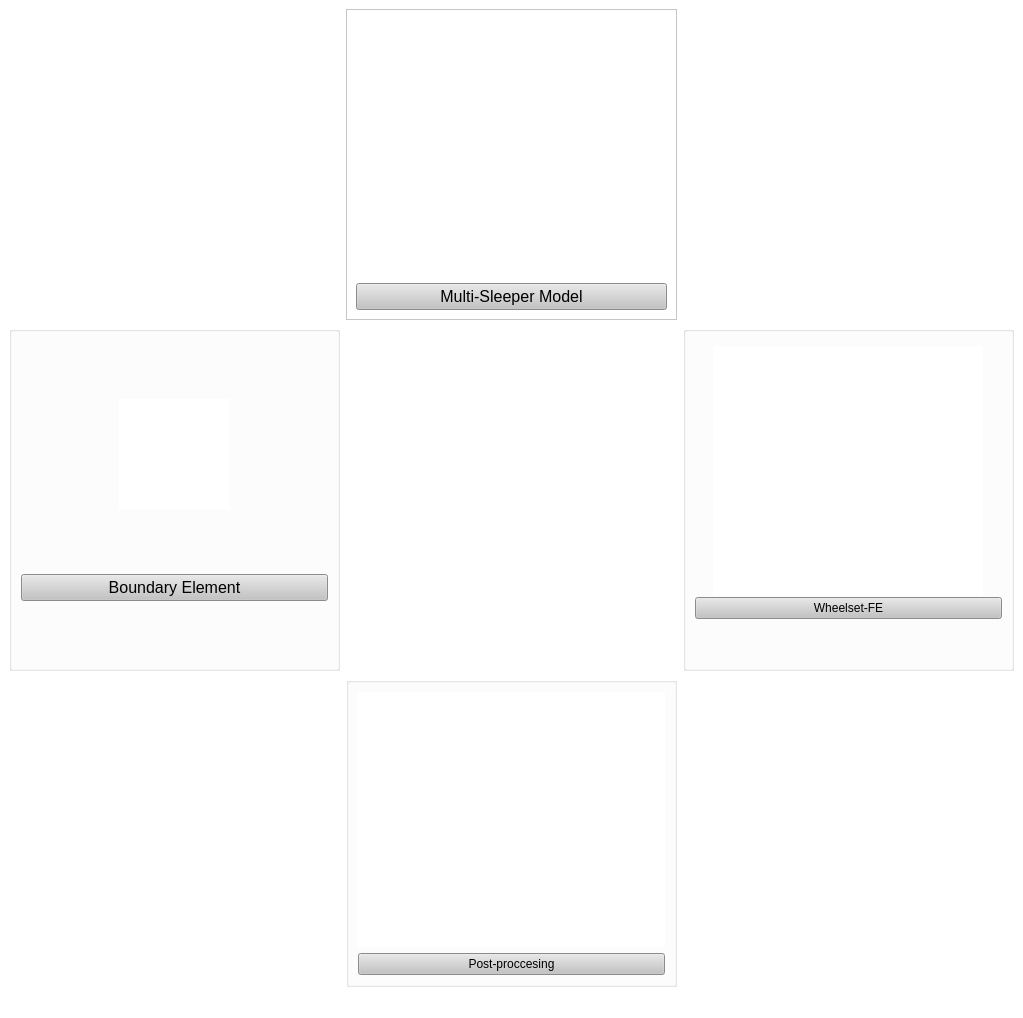
Above: toolboxlauncher/topnoiselauncher.ui from cdrias-empa/ToPNoise before the change. Below: the same form after it.
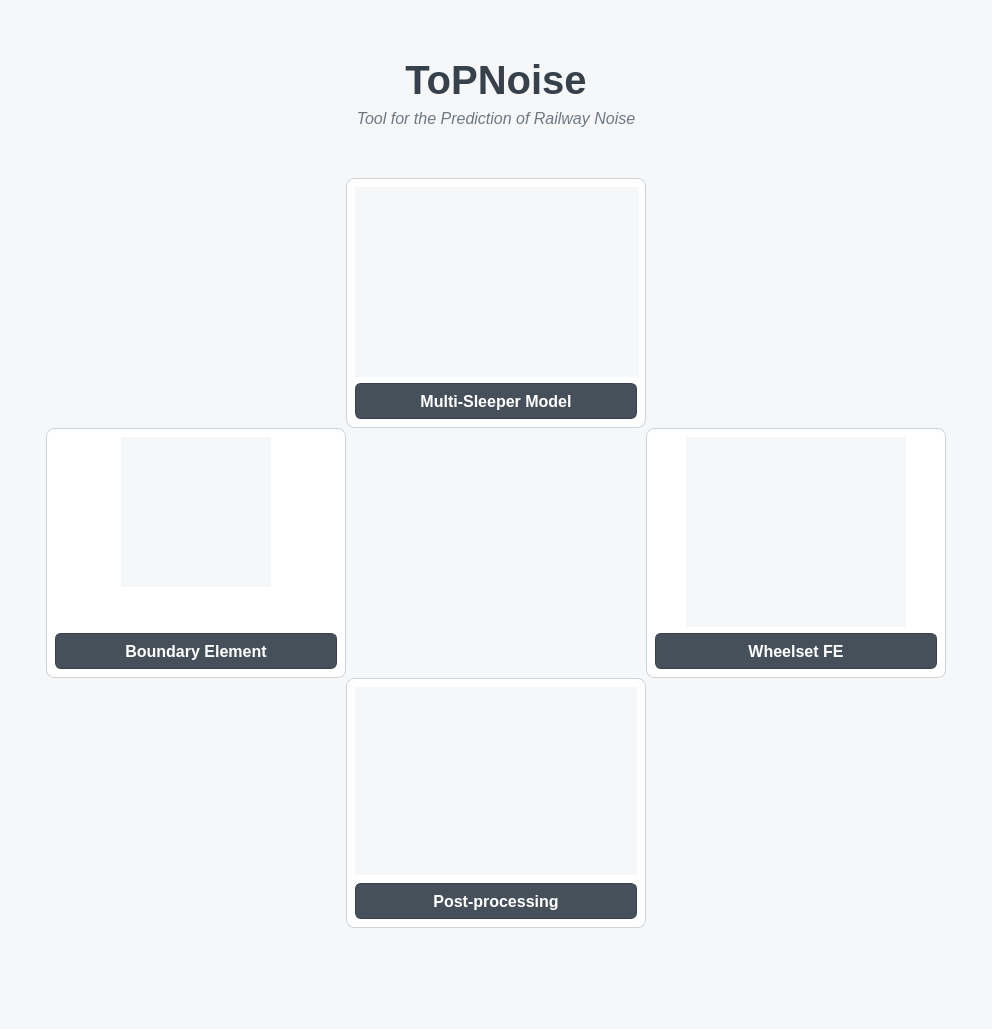
That is the form after the change. Icons and pictures are not drawn.

```diff
--- a/toolboxlauncher/topnoiselauncher.ui
+++ b/toolboxlauncher/topnoiselauncher.ui
@@ -6,8 +6,8 @@
    <rect>
     <x>0</x>
     <y>0</y>
-    <width>1023</width>
-    <height>1018</height>
+    <width>992</width>
+    <height>1029</height>
    </rect>
   </property>
   <property name="palette">
@@ -111,18 +111,179 @@
    <string notr="true">background-color: rgb(255, 255, 255);</string>
   </property>
   <widget class="QWidget" name="centralwidget">
-   <layout class="QGridLayout" name="gridLayout">
-    <item row="0" column="1">
+   <property name="styleSheet">
+    <string notr="true">background-color: rgb(245, 247, 249);</string>
+   </property>
+   <layout class="QVBoxLayout" name="verticalLayout_5" stretch="1,0,0,0,1">
+    <item>
+     <spacer name="verticalSpacer_5">
+      <property name="orientation">
+       <enum>Qt::Vertical</enum>
+      </property>
+      <property name="sizeHint" stdset="0">
+       <size>
+        <width>20</width>
+        <height>40</height>
+       </size>
+      </property>
+     </spacer>
+    </item>
+    <item>
+     <widget class="QLabel" name="titleLabel">
+      <property name="sizePolicy">
+       <sizepolicy hsizetype="Preferred" vsizetype="Fixed">
+        <horstretch>0</horstretch>
+        <verstretch>0</verstretch>
+       </sizepolicy>
+      </property>
+      <property name="font">
+       <font>
+        <pointsize>30</pointsize>
+        <weight>75</weight>
+        <bold>true</bold>
+       </font>
+      </property>
+      <property name="styleSheet">
+       <string notr="true">color: rgb(55, 65, 75);</string>
+      </property>
+      <property name="text">
+       <string>ToPNoise</string>
+      </property>
+      <property name="alignment">
+       <set>Qt::AlignCenter</set>
+      </property>
+     </widget>
+    </item>
+    <item>
+     <widget class="QLabel" name="subtitleLabel">
+      <property name="sizePolicy">
+       <sizepolicy hsizetype="Preferred" vsizetype="Fixed">
+        <horstretch>0</horstretch>
+        <verstretch>0</verstretch>
+       </sizepolicy>
+      </property>
+      <property name="font">
+       <font>
+        <pointsize>12</pointsize>
+        <italic>true</italic>
+       </font>
+      </property>
+      <property name="styleSheet">
+       <string notr="true">color: rgb(110, 120, 130);</string>
+      </property>
+      <property name="text">
+       <string>Tool for the Prediction of Railway Noise</string>
+      </property>
+      <property name="alignment">
+       <set>Qt::AlignCenter</set>
+      </property>
+     </widget>
+    </item>
+    <item>
+     <layout class="QVBoxLayout" name="verticalLayout_4">
+      <property name="spacing">
+       <number>0</number>
+      </property>
+      <property name="leftMargin">
+       <number>24</number>
+      </property>
+      <property name="topMargin">
+       <number>24</number>
+      </property>
+      <property name="rightMargin">
+       <number>24</number>
+      </property>
+      <property name="bottomMargin">
+       <number>24</number>
+      </property>
+      <item>
+       <spacer name="verticalSpacer">
+        <property name="orientation">
+         <enum>Qt::Vertical</enum>
+        </property>
+        <property name="sizeType">
+         <enum>QSizePolicy::Fixed</enum>
+        </property>
+        <property name="sizeHint" stdset="0">
+         <size>
+          <width>20</width>
+          <height>20</height>
+         </size>
+        </property>
+       </spacer>
+      </item>
+      <item>
+       <layout class="QHBoxLayout" name="horizontalLayout">
+        <item>
+         <spacer name="horizontalSpacer">
+          <property name="orientation">
+           <enum>Qt::Horizontal</enum>
+          </property>
+          <property name="sizeHint" stdset="0">
+           <size>
+            <width>40</width>
+            <height>20</height>
+           </size>
+          </property>
+         </spacer>
+        </item>
+        <item>
      <widget class="QFrame" name="verticalFrame_6">
+          <property name="minimumSize">
+           <size>
+            <width>300</width>
+            <height>250</height>
+           </size>
+          </property>
+          <property name="maximumSize">
+           <size>
+            <width>300</width>
+            <height>250</height>
+           </size>
+          </property>
+          <property name="styleSheet">
+           <string notr="true">QFrame#verticalFrame_6 {
+    background-color: rgb(255, 255, 255);
+    border: 1px solid rgb(205, 210, 215);
+    border-radius: 8px;
+}</string>
+          </property>
       <property name="frameShape">
-       <enum>QFrame::StyledPanel</enum>
+           <enum>QFrame::NoFrame</enum>
       </property>
       <property name="lineWidth">
        <number>2</number>
       </property>
       <layout class="QVBoxLayout" name="verticalLayout_8">
+           <property name="spacing">
+            <number>8</number>
+           </property>
+           <property name="leftMargin">
+            <number>8</number>
+           </property>
+           <property name="topMargin">
+            <number>8</number>
+           </property>
+           <property name="rightMargin">
+            <number>8</number>
+           </property>
+           <property name="bottomMargin">
+            <number>8</number>
+           </property>
        <item>
         <widget class="QLabel" name="label_19">
+             <property name="minimumSize">
+              <size>
+               <width>284</width>
+               <height>190</height>
+              </size>
+             </property>
+             <property name="maximumSize">
+              <size>
+               <width>284</width>
+               <height>190</height>
+              </size>
+             </property>
          <property name="text">
           <string/>
          </property>
@@ -136,16 +297,43 @@
        </item>
        <item>
         <widget class="QPushButton" name="MultiSleeperBtn">
+             <property name="minimumSize">
+              <size>
+               <width>0</width>
+               <height>36</height>
+              </size>
+             </property>
+             <property name="maximumSize">
+              <size>
+               <width>16777215</width>
+               <height>36</height>
+              </size>
+             </property>
          <property name="font">
           <font>
            <pointsize>12</pointsize>
+               <weight>75</weight>
+               <bold>true</bold>
           </font>
          </property>
          <property name="autoFillBackground">
           <bool>false</bool>
          </property>
          <property name="styleSheet">
-          <string notr="true">background-color: rgb(195, 195, 195);</string>
+              <string notr="true">QPushButton {
+    background-color: rgb(70, 80, 90);
+    color: white;
+    border: 1px solid rgb(55, 65, 75);
+    border-radius: 6px;
+}
+
+QPushButton:hover {
+    background-color: rgb(85, 95, 105);
+}
+
+QPushButton:pressed {
+    background-color: rgb(55, 65, 75);
+}</string>
          </property>
          <property name="text">
           <string>Multi-Sleeper Model</string>
@@ -155,22 +343,28 @@
       </layout>
      </widget>
     </item>
-    <item row="1" column="0">
-     <widget class="QGroupBox" name="groupBox">
-      <property name="title">
-       <string/>
-      </property>
-      <layout class="QVBoxLayout" name="verticalLayout">
+        <item>
+         <spacer name="horizontalSpacer_2">
+          <property name="orientation">
+           <enum>Qt::Horizontal</enum>
+          </property>
+          <property name="sizeHint" stdset="0">
+           <size>
+            <width>40</width>
+            <height>20</height>
+           </size>
+          </property>
+         </spacer>
+        </item>
+       </layout>
+      </item>
        <item>
         <layout class="QHBoxLayout" name="horizontalLayout_2">
          <item>
-          <spacer name="horizontalSpacer">
+         <spacer name="horizontalSpacer_3">
            <property name="orientation">
             <enum>Qt::Horizontal</enum>
            </property>
-           <property name="sizeType">
-            <enum>QSizePolicy::Fixed</enum>
-           </property>
            <property name="sizeHint" stdset="0">
             <size>
              <width>40</width>
@@ -180,17 +374,60 @@
           </spacer>
          </item>
          <item>
+         <widget class="QFrame" name="frame">
+          <property name="minimumSize">
+           <size>
+            <width>300</width>
+            <height>250</height>
+           </size>
+          </property>
+          <property name="maximumSize">
+           <size>
+            <width>300</width>
+            <height>250</height>
+           </size>
+          </property>
+          <property name="styleSheet">
+           <string notr="true">QFrame#frame {
+    background-color: rgb(255, 255, 255);
+    border: 1px solid rgb(205, 210, 215);
+    border-radius: 8px;
+}</string>
+          </property>
+          <property name="frameShape">
+           <enum>QFrame::NoFrame</enum>
+          </property>
+          <property name="lineWidth">
+           <number>2</number>
+          </property>
+          <layout class="QVBoxLayout" name="verticalLayout_2">
+           <property name="spacing">
+            <number>8</number>
+           </property>
+           <property name="leftMargin">
+            <number>8</number>
+           </property>
+           <property name="topMargin">
+            <number>8</number>
+           </property>
+           <property name="rightMargin">
+            <number>8</number>
+           </property>
+           <property name="bottomMargin">
+            <number>8</number>
+           </property>
+           <item alignment="Qt::AlignHCenter">
           <widget class="QLabel" name="label_2">
            <property name="minimumSize">
             <size>
-             <width>111</width>
-             <height>111</height>
+               <width>150</width>
+               <height>150</height>
             </size>
            </property>
            <property name="maximumSize">
             <size>
-             <width>111</width>
-             <height>111</height>
+               <width>150</width>
+               <height>150</height>
             </size>
            </property>
            <property name="layoutDirection">
@@ -220,110 +457,198 @@
           </widget>
          </item>
          <item>
-          <spacer name="horizontalSpacer_2">
+            <spacer name="verticalSpacer_3">
            <property name="orientation">
-            <enum>Qt::Horizontal</enum>
-           </property>
-           <property name="sizeType">
-            <enum>QSizePolicy::Fixed</enum>
+              <enum>Qt::Vertical</enum>
            </property>
            <property name="sizeHint" stdset="0">
             <size>
-             <width>40</width>
-             <height>20</height>
+               <width>20</width>
+               <height>40</height>
             </size>
            </property>
           </spacer>
-         </item>
-        </layout>
        </item>
        <item>
         <widget class="QPushButton" name="BEMBtn">
+             <property name="minimumSize">
+              <size>
+               <width>0</width>
+               <height>36</height>
+              </size>
+             </property>
+             <property name="maximumSize">
+              <size>
+               <width>16777215</width>
+               <height>36</height>
+              </size>
+             </property>
          <property name="palette">
           <palette>
            <active>
+                <colorrole role="WindowText">
+                 <brush brushstyle="SolidPattern">
+                  <color alpha="255">
+                   <red>255</red>
+                   <green>255</green>
+                   <blue>255</blue>
+                  </color>
+                 </brush>
+                </colorrole>
             <colorrole role="Button">
              <brush brushstyle="SolidPattern">
               <color alpha="255">
-               <red>195</red>
-               <green>195</green>
-               <blue>195</blue>
+                   <red>70</red>
+                   <green>80</green>
+                   <blue>90</blue>
+                  </color>
+                 </brush>
+                </colorrole>
+                <colorrole role="Text">
+                 <brush brushstyle="SolidPattern">
+                  <color alpha="255">
+                   <red>255</red>
+                   <green>255</green>
+                   <blue>255</blue>
+                  </color>
+                 </brush>
+                </colorrole>
+                <colorrole role="ButtonText">
+                 <brush brushstyle="SolidPattern">
+                  <color alpha="255">
+                   <red>255</red>
+                   <green>255</green>
+                   <blue>255</blue>
               </color>
              </brush>
             </colorrole>
             <colorrole role="Base">
              <brush brushstyle="SolidPattern">
               <color alpha="255">
-               <red>195</red>
-               <green>195</green>
-               <blue>195</blue>
+                   <red>70</red>
+                   <green>80</green>
+                   <blue>90</blue>
               </color>
              </brush>
             </colorrole>
             <colorrole role="Window">
              <brush brushstyle="SolidPattern">
               <color alpha="255">
-               <red>195</red>
-               <green>195</green>
-               <blue>195</blue>
+                   <red>70</red>
+                   <green>80</green>
+                   <blue>90</blue>
               </color>
              </brush>
             </colorrole>
            </active>
            <inactive>
+                <colorrole role="WindowText">
+                 <brush brushstyle="SolidPattern">
+                  <color alpha="255">
+                   <red>255</red>
+                   <green>255</green>
+                   <blue>255</blue>
+                  </color>
+                 </brush>
+                </colorrole>
             <colorrole role="Button">
              <brush brushstyle="SolidPattern">
               <color alpha="255">
-               <red>195</red>
-               <green>195</green>
-               <blue>195</blue>
+                   <red>70</red>
+                   <green>80</green>
+                   <blue>90</blue>
+                  </color>
+                 </brush>
+                </colorrole>
+                <colorrole role="Text">
+                 <brush brushstyle="SolidPattern">
+                  <color alpha="255">
+                   <red>255</red>
+                   <green>255</green>
+                   <blue>255</blue>
+                  </color>
+                 </brush>
+                </colorrole>
+                <colorrole role="ButtonText">
+                 <brush brushstyle="SolidPattern">
+                  <color alpha="255">
+                   <red>255</red>
+                   <green>255</green>
+                   <blue>255</blue>
               </color>
              </brush>
             </colorrole>
             <colorrole role="Base">
              <brush brushstyle="SolidPattern">
               <color alpha="255">
-               <red>195</red>
-               <green>195</green>
-               <blue>195</blue>
+                   <red>70</red>
+                   <green>80</green>
+                   <blue>90</blue>
               </color>
              </brush>
             </colorrole>
             <colorrole role="Window">
              <brush brushstyle="SolidPattern">
               <color alpha="255">
-               <red>195</red>
-               <green>195</green>
-               <blue>195</blue>
+                   <red>70</red>
+                   <green>80</green>
+                   <blue>90</blue>
               </color>
              </brush>
             </colorrole>
            </inactive>
            <disabled>
+                <colorrole role="WindowText">
+                 <brush brushstyle="SolidPattern">
+                  <color alpha="255">
+                   <red>255</red>
+                   <green>255</green>
+                   <blue>255</blue>
+                  </color>
+                 </brush>
+                </colorrole>
             <colorrole role="Button">
              <brush brushstyle="SolidPattern">
               <color alpha="255">
-               <red>195</red>
-               <green>195</green>
-               <blue>195</blue>
+                   <red>70</red>
+                   <green>80</green>
+                   <blue>90</blue>
+                  </color>
+                 </brush>
+                </colorrole>
+                <colorrole role="Text">
+                 <brush brushstyle="SolidPattern">
+                  <color alpha="255">
+                   <red>255</red>
+                   <green>255</green>
+                   <blue>255</blue>
+                  </color>
+                 </brush>
+                </colorrole>
+                <colorrole role="ButtonText">
+                 <brush brushstyle="SolidPattern">
+                  <color alpha="255">
+                   <red>255</red>
+                   <green>255</green>
+                   <blue>255</blue>
               </color>
              </brush>
             </colorrole>
             <colorrole role="Base">
              <brush brushstyle="SolidPattern">
               <color alpha="255">
-               <red>195</red>
-               <green>195</green>
-               <blue>195</blue>
+                   <red>70</red>
+                   <green>80</green>
+                   <blue>90</blue>
               </color>
              </brush>
             </colorrole>
             <colorrole role="Window">
              <brush brushstyle="SolidPattern">
               <color alpha="255">
-               <red>195</red>
-               <green>195</green>
-               <blue>195</blue>
+                   <red>70</red>
+                   <green>80</green>
+                   <blue>90</blue>
               </color>
              </brush>
             </colorrole>
@@ -333,10 +658,25 @@
          <property name="font">
           <font>
            <pointsize>12</pointsize>
+               <weight>75</weight>
+               <bold>true</bold>
           </font>
          </property>
          <property name="styleSheet">
-          <string notr="true">background-color: rgb(195, 195, 195);</string>
+              <string notr="true">QPushButton {
+    background-color: rgb(70, 80, 90);
+    color: white;
+    border: 1px solid rgb(55, 65, 75);
+    border-radius: 6px;
+}
+
+QPushButton:hover {
+    background-color: rgb(85, 95, 105);
+}
+
+QPushButton:pressed {
+    background-color: rgb(55, 65, 75);
+}</string>
          </property>
          <property name="text">
           <string>Boundary Element</string>
@@ -346,14 +686,208 @@
       </layout>
      </widget>
     </item>
-    <item row="2" column="1">
-     <layout class="QVBoxLayout" name="verticalLayout_17">
       <item>
-       <widget class="QGroupBox" name="groupBox_2">
-        <property name="title">
+         <spacer name="horizontalSpacer_4">
+          <property name="orientation">
+           <enum>Qt::Horizontal</enum>
+          </property>
+          <property name="sizeType">
+           <enum>QSizePolicy::Fixed</enum>
+          </property>
+          <property name="sizeHint" stdset="0">
+           <size>
+            <width>300</width>
+            <height>20</height>
+           </size>
+          </property>
+         </spacer>
+        </item>
+        <item>
+         <widget class="QFrame" name="frame_4">
+          <property name="minimumSize">
+           <size>
+            <width>300</width>
+            <height>250</height>
+           </size>
+          </property>
+          <property name="maximumSize">
+           <size>
+            <width>300</width>
+            <height>250</height>
+           </size>
+          </property>
+          <property name="styleSheet">
+           <string notr="true">QFrame#frame_4 {
+    background-color: rgb(255, 255, 255);
+    border: 1px solid rgb(205, 210, 215);
+    border-radius: 8px;
+}</string>
+          </property>
+          <property name="frameShape">
+           <enum>QFrame::NoFrame</enum>
+          </property>
+          <property name="lineWidth">
+           <number>2</number>
+          </property>
+          <layout class="QVBoxLayout" name="verticalLayout">
+           <property name="spacing">
+            <number>8</number>
+           </property>
+           <property name="leftMargin">
+            <number>8</number>
+           </property>
+           <property name="topMargin">
+            <number>8</number>
+           </property>
+           <property name="rightMargin">
+            <number>8</number>
+           </property>
+           <property name="bottomMargin">
+            <number>8</number>
+           </property>
+           <item alignment="Qt::AlignHCenter">
+            <widget class="QLabel" name="label">
+             <property name="minimumSize">
+              <size>
+               <width>220</width>
+               <height>190</height>
+              </size>
+             </property>
+             <property name="maximumSize">
+              <size>
+               <width>220</width>
+               <height>190</height>
+              </size>
+             </property>
+             <property name="text">
          <string/>
+             </property>
+             <property name="pixmap">
+              <pixmap>wheels.jpg</pixmap>
+             </property>
+             <property name="scaledContents">
+              <bool>true</bool>
+             </property>
+            </widget>
+           </item>
+           <item>
+            <widget class="QPushButton" name="WheelBtn">
+             <property name="minimumSize">
+              <size>
+               <width>0</width>
+               <height>36</height>
+              </size>
+             </property>
+             <property name="maximumSize">
+              <size>
+               <width>16777215</width>
+               <height>36</height>
+              </size>
+             </property>
+             <property name="font">
+              <font>
+               <pointsize>12</pointsize>
+               <weight>75</weight>
+               <bold>true</bold>
+              </font>
+             </property>
+             <property name="styleSheet">
+              <string notr="true">QPushButton {
+    background-color: rgb(70, 80, 90);
+    color: white;
+    border: 1px solid rgb(55, 65, 75);
+    border-radius: 6px;
+}
+
+QPushButton:hover {
+    background-color: rgb(85, 95, 105);
+}
+
+QPushButton:pressed {
+    background-color: rgb(55, 65, 75);
+}</string>
+             </property>
+             <property name="text">
+              <string>Wheelset FE</string>
+             </property>
+            </widget>
+           </item>
+          </layout>
+         </widget>
+        </item>
+        <item>
+         <spacer name="horizontalSpacer_5">
+          <property name="orientation">
+           <enum>Qt::Horizontal</enum>
+          </property>
+          <property name="sizeHint" stdset="0">
+           <size>
+            <width>40</width>
+            <height>20</height>
+           </size>
+          </property>
+         </spacer>
+        </item>
+       </layout>
+      </item>
+      <item>
+       <layout class="QHBoxLayout" name="horizontalLayout_3">
+        <item>
+         <spacer name="horizontalSpacer_6">
+          <property name="orientation">
+           <enum>Qt::Horizontal</enum>
+          </property>
+          <property name="sizeHint" stdset="0">
+           <size>
+            <width>40</width>
+            <height>20</height>
+           </size>
+          </property>
+         </spacer>
+        </item>
+        <item>
+         <widget class="QFrame" name="frame_2">
+          <property name="minimumSize">
+           <size>
+            <width>300</width>
+            <height>250</height>
+           </size>
+          </property>
+          <property name="maximumSize">
+           <size>
+            <width>300</width>
+            <height>250</height>
+           </size>
+          </property>
+          <property name="styleSheet">
+           <string notr="true">QFrame#frame_2 {
+    background-color: rgb(255, 255, 255);
+    border: 1px solid rgb(205, 210, 215);
+    border-radius: 8px;
+}</string>
+          </property>
+          <property name="frameShape">
+           <enum>QFrame::NoFrame</enum>
+          </property>
+          <property name="lineWidth">
+           <number>2</number>
         </property>
         <layout class="QVBoxLayout" name="verticalLayout_3">
+           <property name="spacing">
+            <number>8</number>
+           </property>
+           <property name="leftMargin">
+            <number>8</number>
+           </property>
+           <property name="topMargin">
+            <number>8</number>
+           </property>
+           <property name="rightMargin">
+            <number>8</number>
+           </property>
+           <property name="bottomMargin">
+            <number>8</number>
+           </property>
          <item>
           <widget class="QLabel" name="label_3">
            <property name="text">
@@ -363,72 +897,75 @@
             <pixmap>contact.png</pixmap>
            </property>
            <property name="scaledContents">
-            <bool>true</bool>
+              <bool>false</bool>
+             </property>
+             <property name="alignment">
+              <set>Qt::AlignCenter</set>
            </property>
           </widget>
          </item>
          <item>
           <widget class="QPushButton" name="PostProcessingBtn">
-           <property name="styleSheet">
-            <string notr="true">background-color: rgb(195, 195, 195);</string>
-           </property>
-           <property name="text">
-            <string>Post-proccesing</string>
-           </property>
-          </widget>
-         </item>
-        </layout>
-       </widget>
-      </item>
-     </layout>
-    </item>
-    <item row="1" column="2">
-     <widget class="QGroupBox" name="groupBox_4">
-      <property name="title">
-       <string/>
-      </property>
-      <layout class="QVBoxLayout" name="verticalLayout_2">
-       <item>
-        <layout class="QHBoxLayout" name="horizontalLayout_5">
-         <item>
-          <widget class="QLabel" name="label">
            <property name="minimumSize">
             <size>
-             <width>250</width>
-             <height>250</height>
+               <width>0</width>
+               <height>36</height>
             </size>
            </property>
            <property name="maximumSize">
             <size>
-             <width>270</width>
-             <height>240</height>
-            </size>
-           </property>
-           <property name="text">
-            <string/>
-           </property>
-           <property name="pixmap">
-            <pixmap>wheels.jpg</pixmap>
-           </property>
-           <property name="scaledContents">
-            <bool>true</bool>
-           </property>
-          </widget>
-         </item>
-        </layout>
-       </item>
-       <item>
-        <widget class="QPushButton" name="WheelBtn">
+               <width>16777215</width>
+               <height>36</height>
+              </size>
+             </property>
+             <property name="font">
+              <font>
+               <pointsize>12</pointsize>
+               <weight>75</weight>
+               <bold>true</bold>
+              </font>
+             </property>
          <property name="styleSheet">
-          <string notr="true">background-color: rgb(195, 195, 195);</string>
+              <string notr="true">QPushButton {
+    background-color: rgb(70, 80, 90);
+    color: white;
+    border: 1px solid rgb(55, 65, 75);
+    border-radius: 6px;
+}
+
+QPushButton:hover {
+    background-color: rgb(85, 95, 105);
+}
+
+QPushButton:pressed {
+    background-color: rgb(55, 65, 75);
+}</string>
          </property>
          <property name="text">
-          <string>Wheelset-FE</string>
+              <string>Post-processing</string>
          </property>
         </widget>
        </item>
+          </layout>
+         </widget>
+        </item>
        <item>
-        <spacer name="verticalSpacer">
+         <spacer name="horizontalSpacer_7">
+          <property name="orientation">
+           <enum>Qt::Horizontal</enum>
+          </property>
+          <property name="sizeHint" stdset="0">
+           <size>
+            <width>40</width>
+            <height>20</height>
+           </size>
+          </property>
+         </spacer>
+        </item>
+       </layout>
+      </item>
+      <item>
+       <spacer name="verticalSpacer_2">
          <property name="orientation">
           <enum>Qt::Vertical</enum>
          </property>
@@ -438,6 +975,21 @@
          <property name="sizeHint" stdset="0">
           <size>
            <width>20</width>
+          <height>20</height>
+         </size>
+        </property>
+       </spacer>
+      </item>
+     </layout>
+    </item>
+    <item>
+     <spacer name="verticalSpacer_4">
+      <property name="orientation">
+       <enum>Qt::Vertical</enum>
+      </property>
+      <property name="sizeHint" stdset="0">
+       <size>
+        <width>20</width>
            <height>40</height>
           </size>
          </property>
@@ -445,10 +997,6 @@
        </item>
       </layout>
      </widget>
-    </item>
-   </layout>
-  </widget>
-  <widget class="QStatusBar" name="statusbar"/>
  </widget>
  <resources/>
  <connections/>
```
Lines whose indentation alone changed are shown as unchanged.
